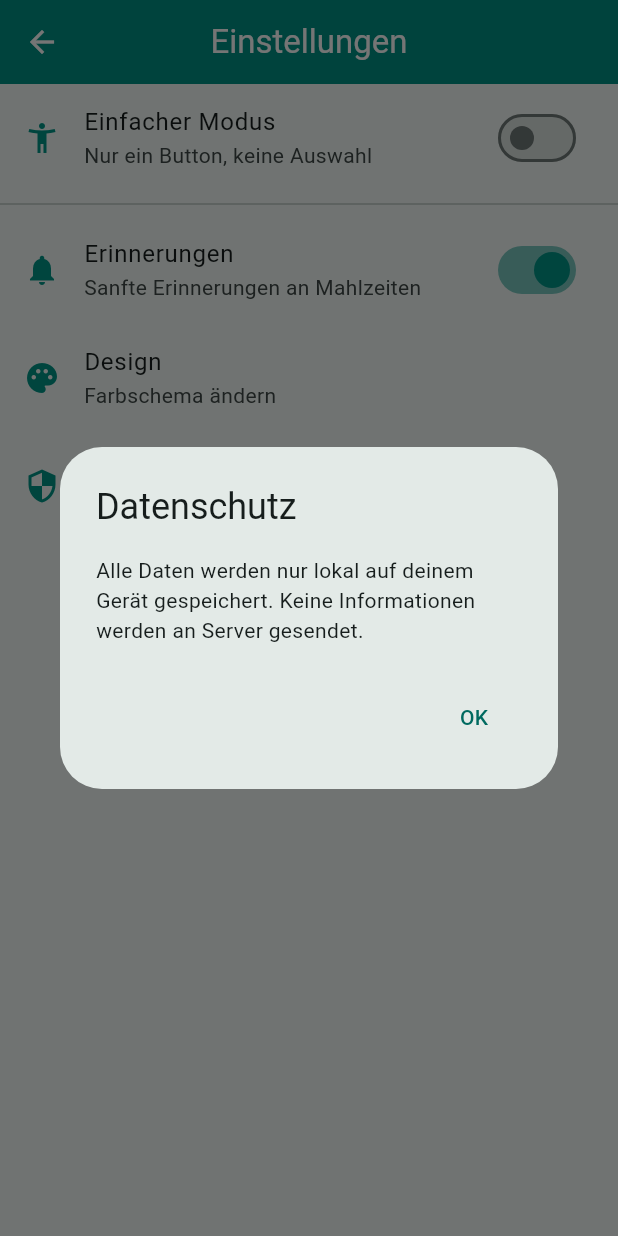
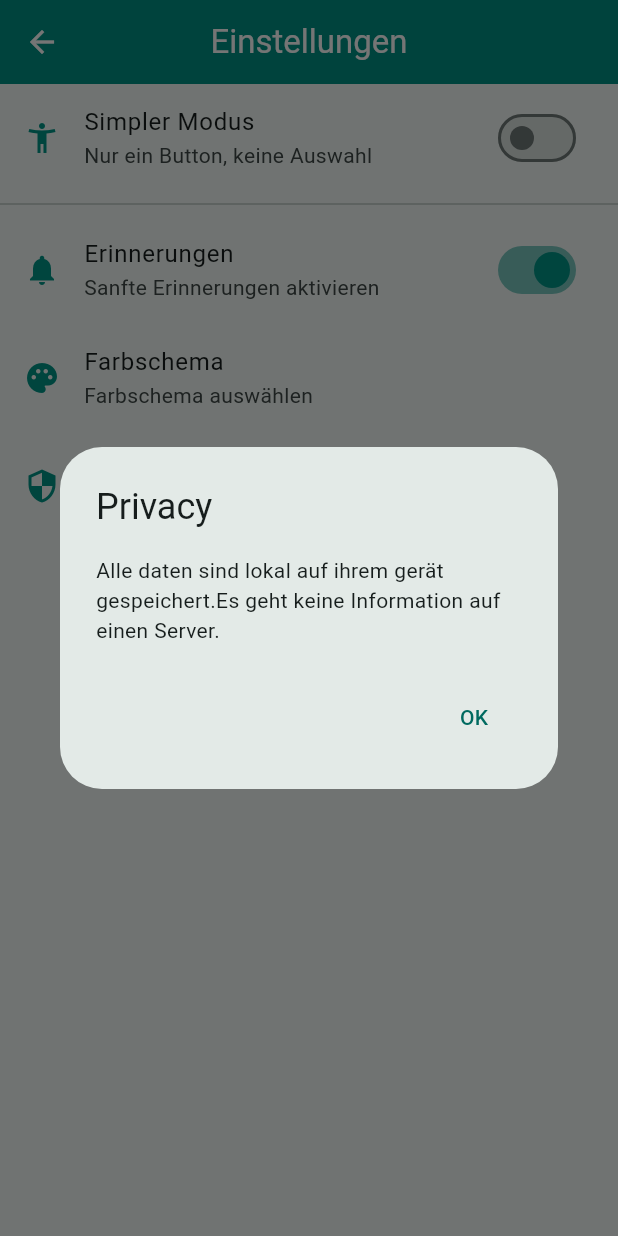
Before and after one commit to Addereum/mealBox, a Flutter app: the SettingsScreen screen opened directly, after a tap on "Datenschutz", on a phone screen of 412 x 824 dp. Run offline on Flutter 3.47's test engine with Material 3 defaults, Android fonts, the light colour scheme and no system bars; our stand-ins replace hive, hive_flutter; accounts and stored records are empty.

Commit message:
Fix Settings Screen

```diff
--- a/lib/screens/settings_screen.dart
+++ b/lib/screens/settings_screen.dart
@@ -1,3 +1,4 @@
+// screens/settings_screen.dart
 import 'package:flutter/material.dart';
 import '../services/settings_service.dart';
 
@@ -17,18 +18,38 @@ class _SettingsScreenState extends State<SettingsScreen> {
   void initState() {
     super.initState();
     _loadSettings();
+
+    // Listen for changes in the service
+    _settingsService.addListener(_onSettingsChanged);
+  }
+
+  @override
+  void dispose() {
+    // Remove listener to prevent memory leaks
+    _settingsService.removeListener(_onSettingsChanged);
+    super.dispose();
+  }
+
+  void _onSettingsChanged() {
+    // Called when service calls notifyListeners()
+    if (_settingsService.simpleMode != _simpleMode) {
+      setState(() {
+        _simpleMode = _settingsService.simpleMode;
+      });
+    }
   }
 
   Future<void> _loadSettings() async {
-    _simpleMode = await _settingsService.getSimpleMode();
-    setState(() {});
+    // Get current value directly from service
+    setState(() {
+      _simpleMode = _settingsService.simpleMode;
+    });
   }
 
   Future<void> _toggleSimpleMode(bool value) async {
-    setState(() {
-      _simpleMode = value;
-    });
+    // Set via service - it will call notifyListeners()
     await _settingsService.setSimpleMode(value);
+    // NO setState() needed here - handled by _onSettingsChanged
   }
 
   @override
@@ -41,7 +62,7 @@ class _SettingsScreenState extends State<SettingsScreen> {
         children: [
           ListTile(
             leading: Icon(Icons.accessibility_new, color: Colors.teal),
-            title: Text('Einfacher Modus'),
+            title: Text('Simpler Modus'),
             subtitle: Text('Nur ein Button, keine Auswahl'),
             trailing: Switch(
               value: _simpleMode,
@@ -53,7 +74,7 @@ class _SettingsScreenState extends State<SettingsScreen> {
           ListTile(
             leading: Icon(Icons.notifications, color: Colors.teal),
             title: Text('Erinnerungen'),
-            subtitle: Text('Sanfte Erinnerungen an Mahlzeiten'),
+            subtitle: Text('Sanfte Erinnerungen aktivieren'),
             trailing: Switch(
               value: _notifications,
               onChanged: (value) {
@@ -66,24 +87,24 @@ class _SettingsScreenState extends State<SettingsScreen> {
           ),
           ListTile(
             leading: Icon(Icons.palette, color: Colors.teal),
-            title: Text('Design'),
-            subtitle: Text('Farbschema ändern'),
+            title: Text('Farbschema'),
+            subtitle: Text('Farbschema auswählen'),
             onTap: () {
-              // Später implementieren
+              // To be implemented later
             },
           ),
           ListTile(
             leading: Icon(Icons.security, color: Colors.teal),
             title: Text('Datenschutz'),
-            subtitle: Text('Alle Daten sind lokal gespeichert'),
+            subtitle: Text('Alle daten werden lokal gespeichert'),
             onTap: () {
               showDialog(
                 context: context,
                 builder: (context) => AlertDialog(
-                  title: Text('Datenschutz'),
+                  title: Text('Privacy'),
                   content: Text(
-                    'Alle Daten werden nur lokal auf deinem Gerät gespeichert. '
-                    'Keine Informationen werden an Server gesendet.',
+                    'Alle daten sind lokal auf ihrem gerät gespeichert.'
+                    'Es geht keine Information auf einen Server.',
                   ),
                   actions: [
                     TextButton(
--- a/lib/services/settings_service.dart
+++ b/lib/services/settings_service.dart
@@ -1,8 +1,24 @@
+// services/settings_service.dart
+import 'package:flutter/foundation.dart';
 import 'package:hive/hive.dart';
 
-class SettingsService {
+class SettingsService with ChangeNotifier {
   static const String _boxName = 'settingsBox';
   static const String _simpleModeKey = 'simpleMode';
+
+  bool _simpleMode = false;
+
+  bool get simpleMode => _simpleMode;
+
+  SettingsService() {
+    _loadSettings();
+  }
+
+  Future<void> _loadSettings() async {
+    final box = await _getBox();
+    _simpleMode = box.get(_simpleModeKey, defaultValue: false);
+    notifyListeners();
+  }
 
   Future<Box> _getBox() async {
     if (!Hive.isBoxOpen(_boxName)) {
@@ -19,5 +35,7 @@ class SettingsService {
   Future<void> setSimpleMode(bool value) async {
     final box = await _getBox();
     await box.put(_simpleModeKey, value);
+    _simpleMode = value;
+    notifyListeners(); // notify all listeners about the change
   }
 }
```
